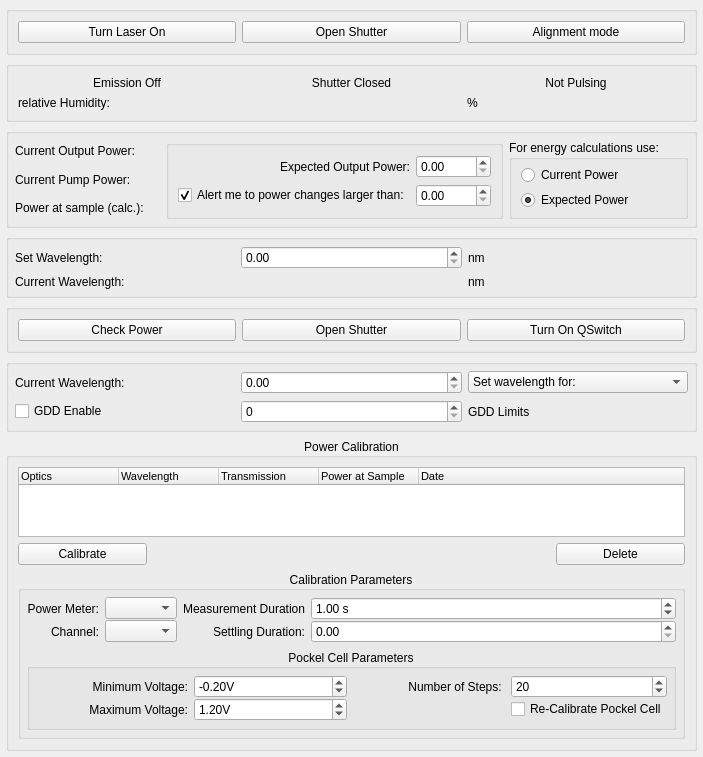
Old version of the form acq4/devices/Laser/devTemplate.ui in the repository acq4/acq4.
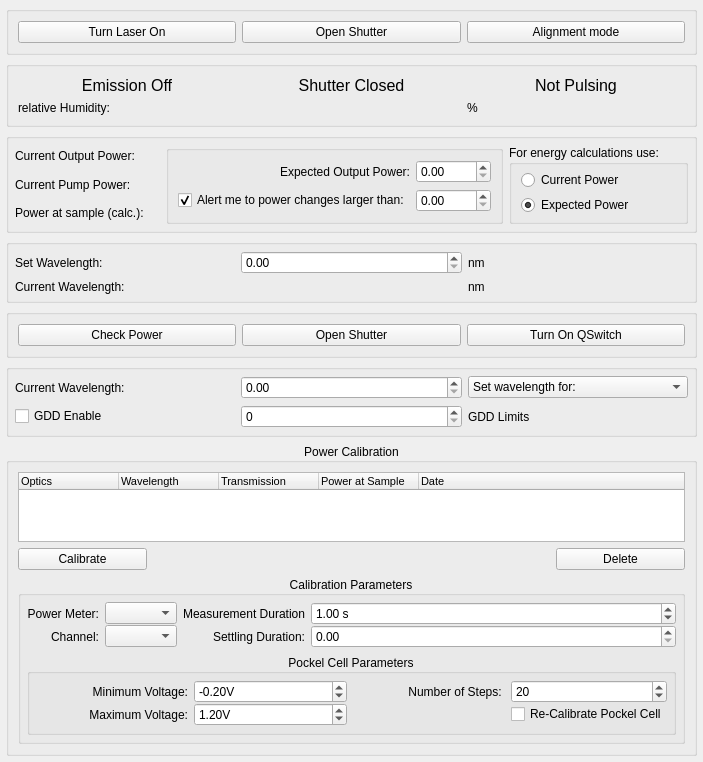
New version of the form. Custom widgets are drawn as their Qt base class.

Commit message: changed color of button and labels

```diff
--- a/acq4/devices/Laser/devTemplate.ui
+++ b/acq4/devices/Laser/devTemplate.ui
@@ -704,6 +704,11 @@
       </item>
       <item row="0" column="2">
        <widget class="QLabel" name="PulsingLabel">
+        <property name="font">
+         <font>
+          <pointsize>12</pointsize>
+         </font>
+        </property>
         <property name="text">
          <string>Not Pulsing</string>
         </property>
@@ -714,6 +719,11 @@
       </item>
       <item row="0" column="0">
        <widget class="QLabel" name="EmissionLabel">
+        <property name="font">
+         <font>
+          <pointsize>12</pointsize>
+         </font>
+        </property>
         <property name="text">
          <string>Emission Off</string>
         </property>
@@ -724,6 +734,11 @@
       </item>
       <item row="0" column="1">
        <widget class="QLabel" name="ShutterLabel">
+        <property name="font">
+         <font>
+          <pointsize>12</pointsize>
+         </font>
+        </property>
         <property name="text">
          <string>Shutter Closed</string>
         </property>
```
The commit also changes 2 other files.
